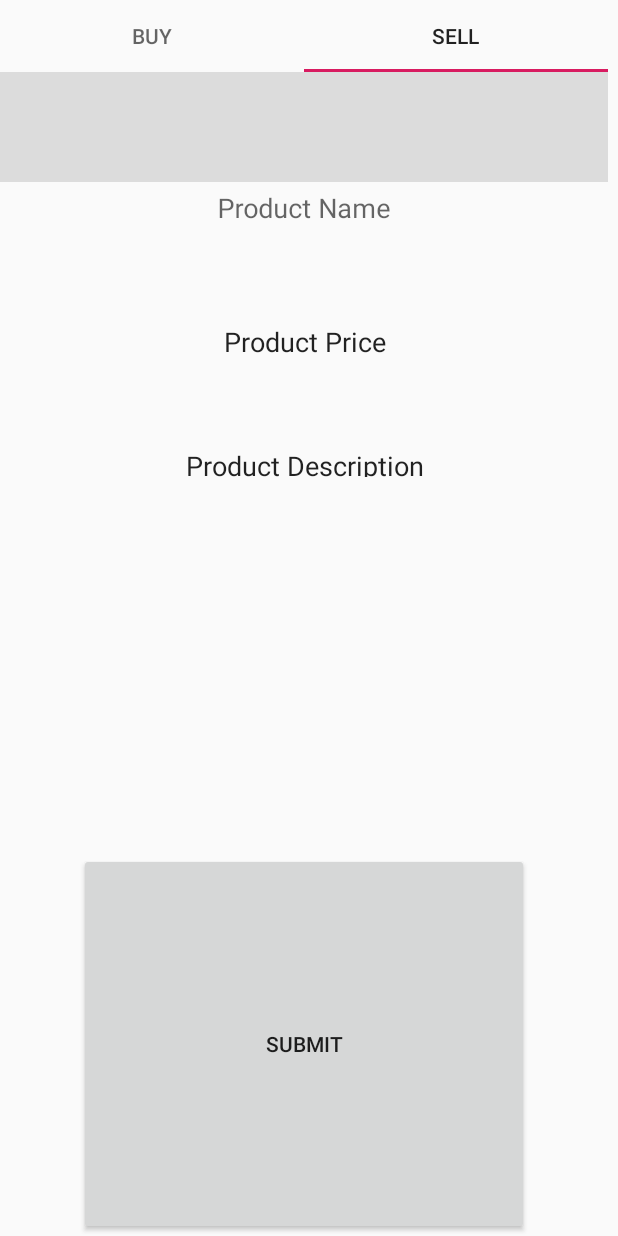
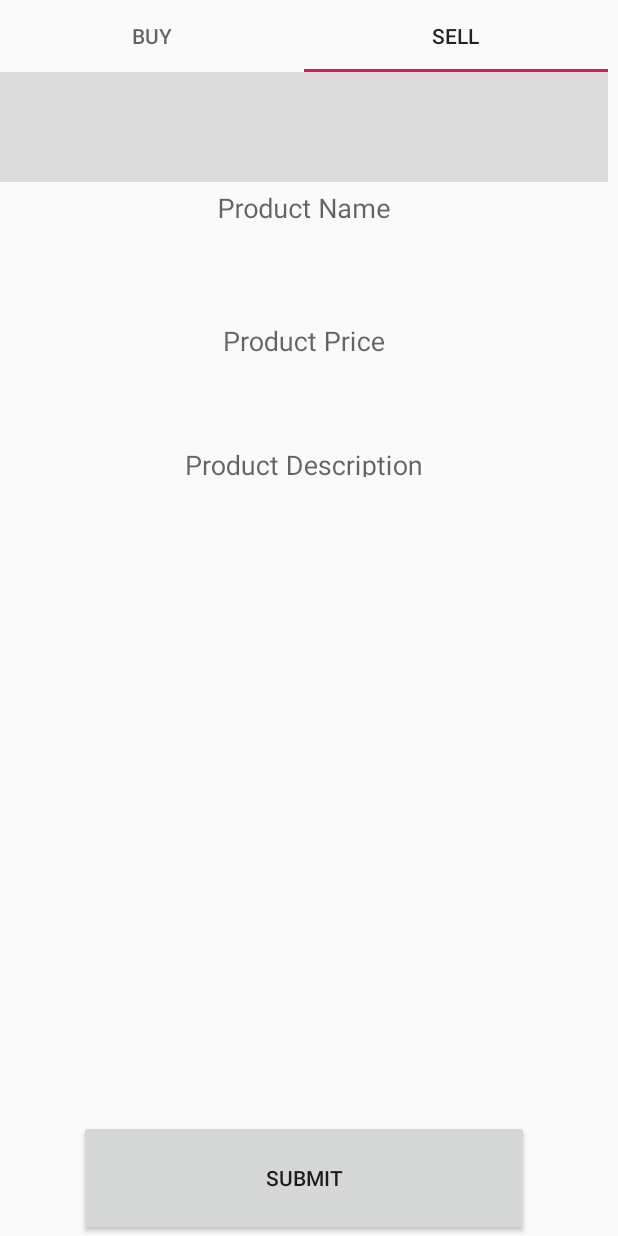
Before and after one commit to abhisarmittal/MCST-Hackathon-2019-Marketplace-Client, an Android app: the screen it shows after launch (MainActivity), tab 2 chosen, on a phone screen of 412 x 824 dp. Run offline under Robolectric (Android 15) with nearby library versions, the phone set to English and light mode, and no system bars.

Commit message:
Changed text to hint for prod name

```diff
--- a/app/src/main/res/layout/selling_tab.xml
+++ b/app/src/main/res/layout/selling_tab.xml
@@ -32,7 +32,7 @@
                 android:gravity="center">
 
                 <com.google.android.material.textfield.TextInputEditText
-                    android:id="@+id/product_description"
+                    android:id="@+id/product_name"
                     android:layout_width="match_parent"
                     android:layout_height="70dp"
                     android:layout_gravity="center"
@@ -64,8 +64,8 @@
                     android:layout_gravity="center"
                     android:layout_weight="1"
                     android:gravity="center"
-                    android:inputType="numberDecimal"
-                    android:text="Product Price" />
+                    android:hint="Product Price"
+                    android:inputType="numberDecimal" />
             </com.google.android.material.textfield.TextInputLayout>
 
             <View
@@ -84,14 +84,15 @@
                 android:gravity="center">
 
                 <com.google.android.material.textfield.TextInputEditText
-                    android:id="@+id/product_name"
+                    android:id="@+id/product_description"
                     android:layout_width="match_parent"
                     android:layout_height="70dp"
                     android:layout_gravity="center"
                     android:layout_weight="1"
+                    android:baselineAligned="false"
                     android:gravity="center"
-                    android:inputType="textMultiLine|text"
-                    android:text="Product Description">
+                    android:hint="Product Description"
+                    android:inputType="textMultiLine|text">
 
                 </com.google.android.material.textfield.TextInputEditText>
             </com.google.android.material.textfield.TextInputLayout>
@@ -103,7 +104,7 @@
         android:layout_width="300dp"
         android:layout_height="10dp"
         android:layout_gravity="center"
-        android:layout_weight="0.05"
+        android:layout_weight="0.01"
         android:text="Submit" />
 
 </LinearLayout>
```
